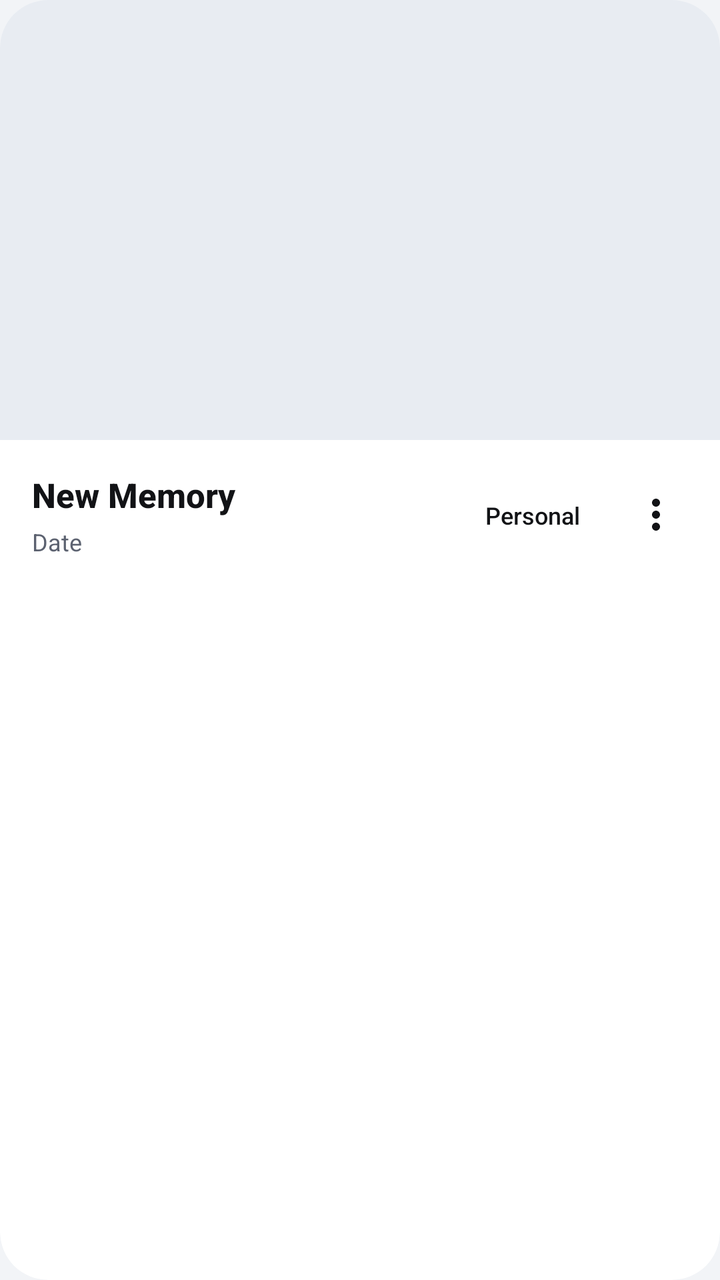
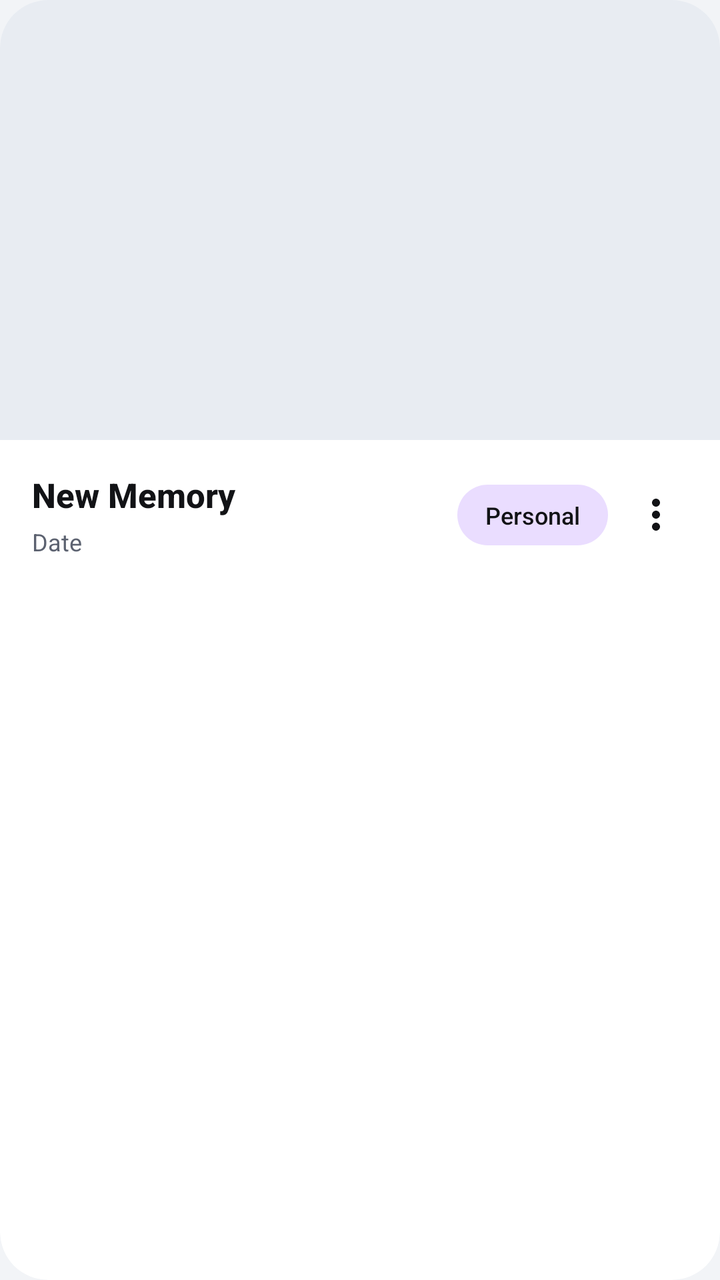

Two renders of the same Android screen: before a commit and after it. Below are the layout's source before the change and the commit's diff.
<!-- AndroidManifest.xml: application theme Theme.EssentialSpace -->
<!-- res/layout/note_item.xml -->
<?xml version="1.0" encoding="utf-8"?>
<com.google.android.material.card.MaterialCardView
    xmlns:android="http://schemas.android.com/apk/res/android"
    xmlns:app="http://schemas.android.com/apk/res-auto"
    xmlns:tools="http://schemas.android.com/tools"
    android:layout_width="match_parent"
    android:layout_height="wrap_content"
    android:layout_marginHorizontal="20dp"
    android:layout_marginVertical="8dp"
    app:cardBackgroundColor="?attr/colorSurface"
    app:strokeWidth="0dp"
    app:cardElevation="0dp"
    app:cardCornerRadius="24dp">

    <LinearLayout
        android:layout_width="match_parent"
        android:layout_height="wrap_content"
        android:orientation="vertical">

        
        <FrameLayout
            android:id="@+id/imageContainer"
            android:layout_width="match_parent"
            android:layout_height="wrap_content">

            <ImageView
                android:id="@+id/itemImage"
                android:layout_width="match_parent"
                android:layout_height="220dp"
                android:background="?attr/colorSurfaceVariant"
                android:scaleType="centerCrop"
                android:contentDescription="@string/app_name" />
        </FrameLayout>

        
        <LinearLayout
            android:layout_width="match_parent"
            android:layout_height="wrap_content"
            android:orientation="horizontal"
            android:gravity="center_vertical"
            android:padding="16dp">

            
            <LinearLayout
                android:layout_width="0dp"
                android:layout_height="wrap_content"
                android:layout_weight="1"
                android:orientation="vertical"
                android:layout_marginEnd="12dp">

                <TextView
                    android:id="@+id/itemTitle"
                    android:layout_width="match_parent"
                    android:layout_height="wrap_content"
                    android:ellipsize="end"
                    android:fontFamily="sans-serif-medium"
                    android:maxLines="2"
                    android:text="New Memory"
                    android:textColor="?android:attr/textColorPrimary"
                    android:textSize="17sp"
                    android:textStyle="bold" />

                <TextView
                    android:id="@+id/itemDate"
                    android:layout_width="match_parent"
                    android:layout_height="wrap_content"
                    android:layout_marginTop="4dp"
                    android:text="Date"
                    android:textSize="12sp"
                    android:textColor="?android:attr/textColorSecondary"
                    android:maxLines="1"
                    android:fontFamily="sans-serif" />
            </LinearLayout>

            
            <TextView
                android:id="@+id/itemTag"
                android:layout_width="wrap_content"
                android:layout_height="wrap_content"
                android:background="@drawable/bg_glass_dialog"
                android:fontFamily="sans-serif-medium"
                android:paddingHorizontal="14dp"
                android:paddingVertical="7dp"
                android:text="Personal"
                android:textColor="?android:attr/textColorPrimary"
                android:textSize="12sp" />

            
            <ImageButton
                android:id="@+id/itemPlay"
                android:layout_width="32dp"
                android:layout_height="32dp"
                android:layout_marginStart="8dp"
                android:padding="4dp"
                android:background="?attr/selectableItemBackgroundBorderless"
                android:src="@drawable/ic_voice_note"
                app:tint="?android:attr/textColorPrimary"
                android:contentDescription="Play audio"
                android:visibility="gone"
                tools:visibility="visible" />

            
            <ImageButton
                android:id="@+id/itemMenu"
                android:layout_width="32dp"
                android:layout_height="32dp"
                android:layout_marginStart="8dp"
                android:padding="4dp"
                android:background="?attr/selectableItemBackgroundBorderless"
                android:src="@drawable/ic_more_options"
                app:tint="?android:attr/textColorPrimary"
                android:contentDescription="Note Options" />
        </LinearLayout>
    </LinearLayout>
</com.google.android.material.card.MaterialCardView>
<!-- resources referenced by this layout -->
<resources>
  <!-- drawable bg_glass_dialog (drawable) -->
  <?xml version="1.0" encoding="utf-8"?>
  <shape xmlns:android="http://schemas.android.com/apk/res/android">
      <solid android:color="?attr/colorSurface" />
      <corners android:radius="24dp" />
  </shape>
  <!-- drawable ic_more_options (drawable) -->
  <vector xmlns:android="http://schemas.android.com/apk/res/android"
      android:width="24dp" android:height="24dp"
      android:viewportWidth="24" android:viewportHeight="24">
      <path android:fillColor="?android:attr/textColorPrimary"
          android:pathData="M12,8c1.1,0 2,-0.9 2,-2s-0.9,-2 -2,-2 -2,0.9 -2,2 0.9,2 2,2zM12,10c-1.1,0 -2,0.9 -2,2s0.9,2 2,2 2,-0.9 2,-2 -0.9,-2 -2,-2zM12,16c-1.1,0 -2,0.9 -2,2s0.9,2 2,2 2,-0.9 2,-2 -0.9,-2 -2,-2z"/>
  </vector>
  <!-- drawable ic_voice_note (drawable) -->
  <vector xmlns:android="http://schemas.android.com/apk/res/android"
      android:width="24dp" android:height="24dp"
      android:viewportWidth="24" android:viewportHeight="24">
      <path android:fillColor="?android:attr/textColorPrimary"
          android:pathData="M6,10v4h2v-4H6zM10,7v10h2V7h-2zM14,4v16h2V4h-2zM18,10v4h2v-4h-2z"/>
  </vector>
  <string name="app_name">MemoryVoid</string>
  <style name="Theme.EssentialSpace" parent="Theme.Material3.DayNight.NoActionBar">
          <item name="android:statusBarColor">@android:color/transparent</item>
          <item name="android:windowLightStatusBar">true</item>
  
          
          <item name="android:colorBackground">@color/m3_light_background</item>
          <item name="colorSurface">@color/m3_light_surface</item>
          <item name="colorSurfaceVariant">@color/m3_light_surface_container</item>
          <item name="colorSecondaryContainer">@color/m3_light_surface_container_high</item>
          <item name="android:windowBackground">@color/m3_light_background</item>
  
          
          <item name="android:textColorPrimary">@color/m3_light_on_surface</item>
          <item name="android:textColorSecondary">@color/m3_light_on_surface_variant</item>
          <item name="android:textColorTertiary">@android:color/transparent</item>
  
          <item name="elevationOverlayEnabled">false</item>
          
          <item name="android:fontFamily">sans-serif</item>
      </style>
  <color name="m3_light_background">#F2F4F7</color>
  <color name="m3_light_surface">#FFFFFF</color>
  <color name="m3_light_surface_container">#E8ECF2</color>
  <color name="m3_light_surface_container_high">#DDE3EC</color>
  <color name="m3_light_on_surface">#121316</color>
  <color name="m3_light_on_surface_variant">#5C6270</color>
</resources>

<!-- the commit's change to res/layout/note_item.xml (unified diff, before → after) -->
@@ -77,7 +77,7 @@
                 android:id="@+id/itemTag"
                 android:layout_width="wrap_content"
                 android:layout_height="wrap_content"
-                android:background="@drawable/bg_glass_dialog"
+                android:background="@drawable/tag_bg"
                 android:fontFamily="sans-serif-medium"
                 android:paddingHorizontal="14dp"
                 android:paddingVertical="7dp"
<!-- resource entries referenced after the edit -->
@@ -1,11 +1,5 @@
 <!-- resources referenced by this layout -->
 <resources>
-  <!-- drawable bg_glass_dialog (drawable) -->
-  <?xml version="1.0" encoding="utf-8"?>
-  <shape xmlns:android="http://schemas.android.com/apk/res/android">
-      <solid android:color="?attr/colorSurface" />
-      <corners android:radius="24dp" />
-  </shape>
   <!-- drawable ic_more_options (drawable) -->
   <vector xmlns:android="http://schemas.android.com/apk/res/android"
       android:width="24dp" android:height="24dp"
@@ -20,6 +14,13 @@
       <path android:fillColor="?android:attr/textColorPrimary"
           android:pathData="M6,10v4h2v-4H6zM10,7v10h2V7h-2zM14,4v16h2V4h-2zM18,10v4h2v-4h-2z"/>
   </vector>
+  <!-- drawable tag_bg (drawable) -->
+  <?xml version="1.0" encoding="utf-8"?>
+  <shape xmlns:android="http://schemas.android.com/apk/res/android">
+      
+      <solid android:color="?attr/colorPrimaryContainer"/>
+      <corners android:radius="24dp"/>
+  </shape>
   <string name="app_name">MemoryVoid</string>
   <style name="Theme.EssentialSpace" parent="Theme.Material3.DayNight.NoActionBar">
           <item name="android:statusBarColor">@android:color/transparent</item>
@@ -38,7 +39,6 @@
           <item name="android:textColorTertiary">@android:color/transparent</item>
   
           <item name="elevationOverlayEnabled">false</item>
-          
           <item name="android:fontFamily">sans-serif</item>
       </style>
   <color name="m3_light_background">#F2F4F7</color>
